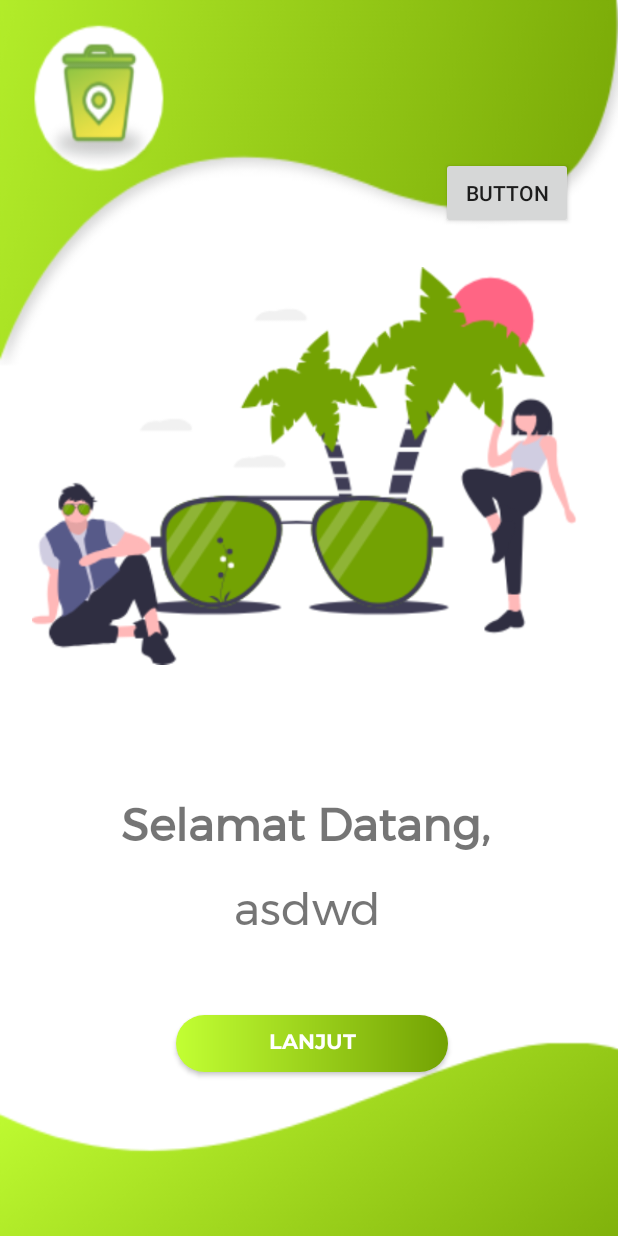
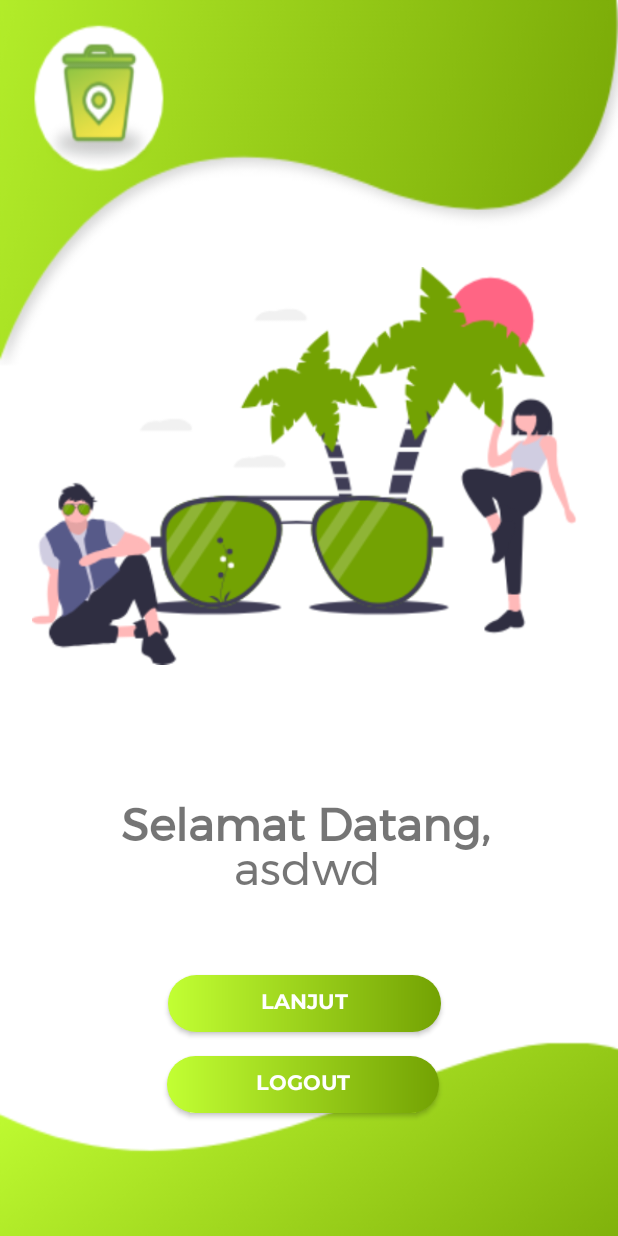
Before and after one commit to Pify/BersihApp, an Android app: the screen it shows after launch once a user with an empty profile is signed in (Welcome), on a phone screen of 412 x 824 dp. Run offline under Robolectric (Android 15) with nearby library versions, the phone set to English and light mode, and no system bars; our stand-ins replace Firebase (no records; nobody signed in at launch, a user with empty details on screens opened directly).

Commit message:
Paling anyar iki

```diff
--- a/app/src/main/java/com/myapps/pickrubbish/LoginActivity.kt
+++ b/app/src/main/java/com/myapps/pickrubbish/LoginActivity.kt
@@ -6,7 +6,6 @@ import android.util.Log
 import android.widget.Toast
 import androidx.appcompat.app.AppCompatActivity
 import com.google.firebase.auth.FirebaseAuth
-import com.oldlex.whatsappclone.RegistUserActivity
 import kotlinx.android.synthetic.main.login_page.*
 
 class LoginActivity : AppCompatActivity() {
--- a/app/src/main/java/com/myapps/pickrubbish/RegistAdminActivity.kt
+++ b/app/src/main/java/com/myapps/pickrubbish/RegistAdminActivity.kt
@@ -29,7 +29,7 @@ class RegistAdminActivity : AppCompatActivity() {
                         if(!it.isSuccessful) {
                             return@addOnCompleteListener
                         } else {
-                            Toast.makeText(this, "Register berhasil >:D", Toast.LENGTH_SHORT).show()
+                            Toast.makeText(this, "Register berhasil", Toast.LENGTH_SHORT).show()
                             Log.d("admin", "Successfully created user with uid: ${it.result}")
                         }
                     }
--- a/app/src/main/res/layout/welcome_message.xml
+++ b/app/src/main/res/layout/welcome_message.xml
@@ -57,9 +57,9 @@
             android:layout_alignParentStart="true"
             android:layout_alignParentEnd="true"
             android:layout_alignParentBottom="true"
-            android:layout_marginStart="117dp"
-            android:layout_marginEnd="113dp"
-            android:layout_marginBottom="109dp"
+            android:layout_marginStart="112dp"
+            android:layout_marginEnd="118dp"
+            android:layout_marginBottom="136dp"
             android:background="@drawable/rounded_button"
             android:fontFamily="@font/montserrat_bold"
             android:text="Lanjut"
@@ -67,12 +67,15 @@
 
     <Button
             android:id="@+id/btnLogout"
-            android:layout_width="wrap_content"
-            android:layout_height="wrap_content"
+            android:layout_width="181dp"
+            android:layout_height="38dp"
             android:layout_alignParentEnd="true"
             android:layout_alignParentBottom="true"
-            android:layout_marginEnd="30dp"
-            android:layout_marginBottom="671dp"
-            android:text="Button" />
+            android:layout_marginEnd="119dp"
+            android:layout_marginBottom="82dp"
+            android:background="@drawable/rounded_button"
+            android:fontFamily="@font/montserrat_bold"
+            android:text="Logout"
+            android:textColor="@android:color/white" />
 
 </RelativeLayout>
```
Also changed, not shown: app/src/main/java/com/myapps/pickrubbish/RegistUserActivity.kt (+57 -79 lines).
